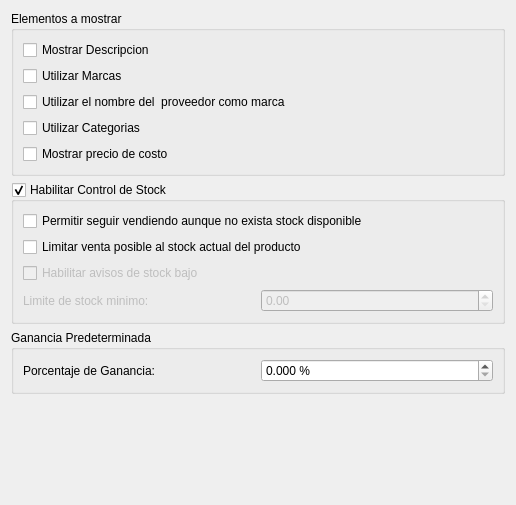
Above: plugins/productos/FormPrefProductosBase.ui from tranfuga25s/gestotux before the change. Below: the same form after it.
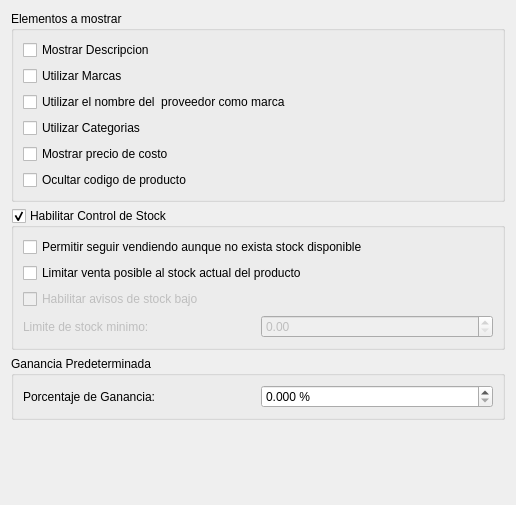
That is the form after the change.

Commit message: Agregado test y elementos iniciales para ocultar el uso de codigo en productos. issue #57.

Diff of the .ui file:
```diff
--- a/plugins/productos/FormPrefProductosBase.ui
+++ b/plugins/productos/FormPrefProductosBase.ui
@@ -58,6 +58,13 @@
         </property>
        </widget>
       </item>
+      <item>
+       <widget class="QCheckBox" name="CkBOcultarCodigo">
+        <property name="text">
+         <string>Ocultar codigo de producto</string>
+        </property>
+       </widget>
+      </item>
      </layout>
     </widget>
    </item>
```
The commit also changes 3 other files.
